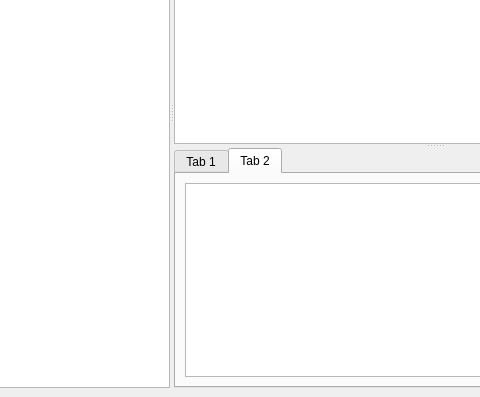
Old version of the form main_window.ui in the repository Astana-Mirza/genetic-algo-practice; both pictures show x 95 to 575 and y 203 to 600 of the 800 by 600 pixel window.
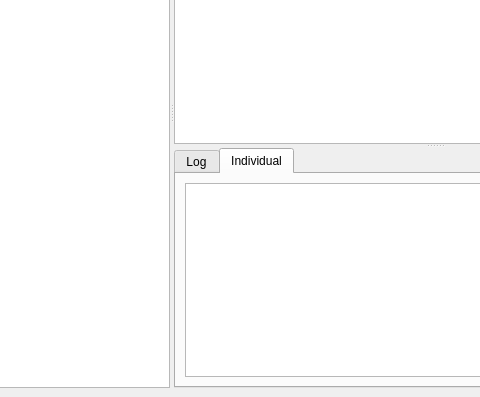
New version of the form. The open tabs and pages were chosen to show the change.

Diff of the .ui file:
```diff
--- a/main_window.ui
+++ b/main_window.ui
@@ -71,7 +71,7 @@
         </property>
         <widget class="QWidget" name="tab_log">
          <attribute name="title">
-          <string>Tab 1</string>
+          <string>Log</string>
          </attribute>
          <layout class="QGridLayout" name="gridLayout_3">
           <item row="0" column="0">
@@ -85,7 +85,7 @@
         </widget>
         <widget class="QWidget" name="tab_indiv">
          <attribute name="title">
-          <string>Tab 2</string>
+          <string>Individual</string>
          </attribute>
          <layout class="QGridLayout" name="gridLayout_2">
           <item row="0" column="0">
```
Left out of the diff: 4 changed lines with no effect on the pictures.
